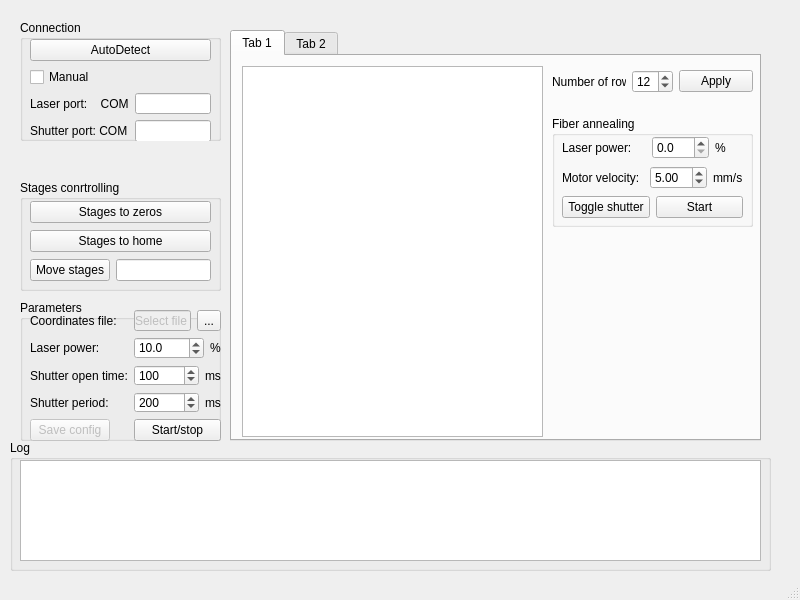
Before: the Qt Designer form ui/MainWindow.ui in al509/LabSoft, drawn with Qt 5.
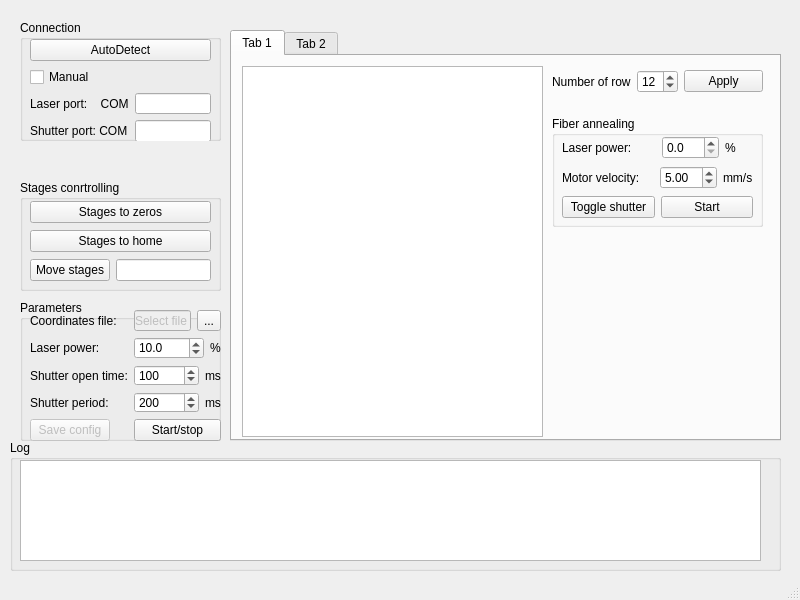
After: the same form once the commit is applied.

Diff of the .ui file:
```diff
--- a/ui/MainWindow.ui
+++ b/ui/MainWindow.ui
@@ -109,7 +109,7 @@
      <rect>
       <x>10</x>
       <y>440</y>
-      <width>761</width>
+      <width>771</width>
       <height>131</height>
      </rect>
     </property>
@@ -318,7 +318,7 @@
      <rect>
       <x>230</x>
       <y>30</y>
-      <width>531</width>
+      <width>551</width>
       <height>411</height>
      </rect>
     </property>
@@ -344,7 +344,7 @@
        <rect>
         <x>320</x>
         <y>10</y>
-        <width>201</width>
+        <width>211</width>
         <height>31</height>
        </rect>
       </property>
@@ -377,7 +377,7 @@
        <rect>
         <x>320</x>
         <y>60</y>
-        <width>201</width>
+        <width>211</width>
         <height>111</height>
        </rect>
       </property>
@@ -389,7 +389,7 @@
         <rect>
          <x>10</x>
          <y>19</y>
-         <width>181</width>
+         <width>191</width>
          <height>83</height>
         </rect>
        </property>
```
